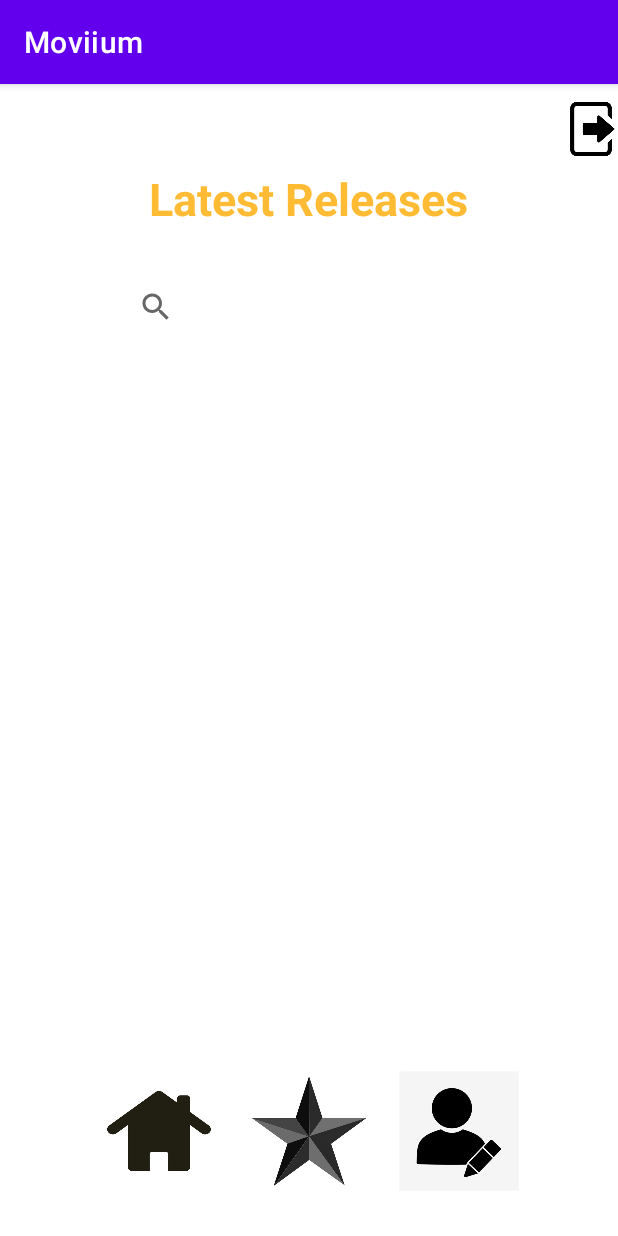
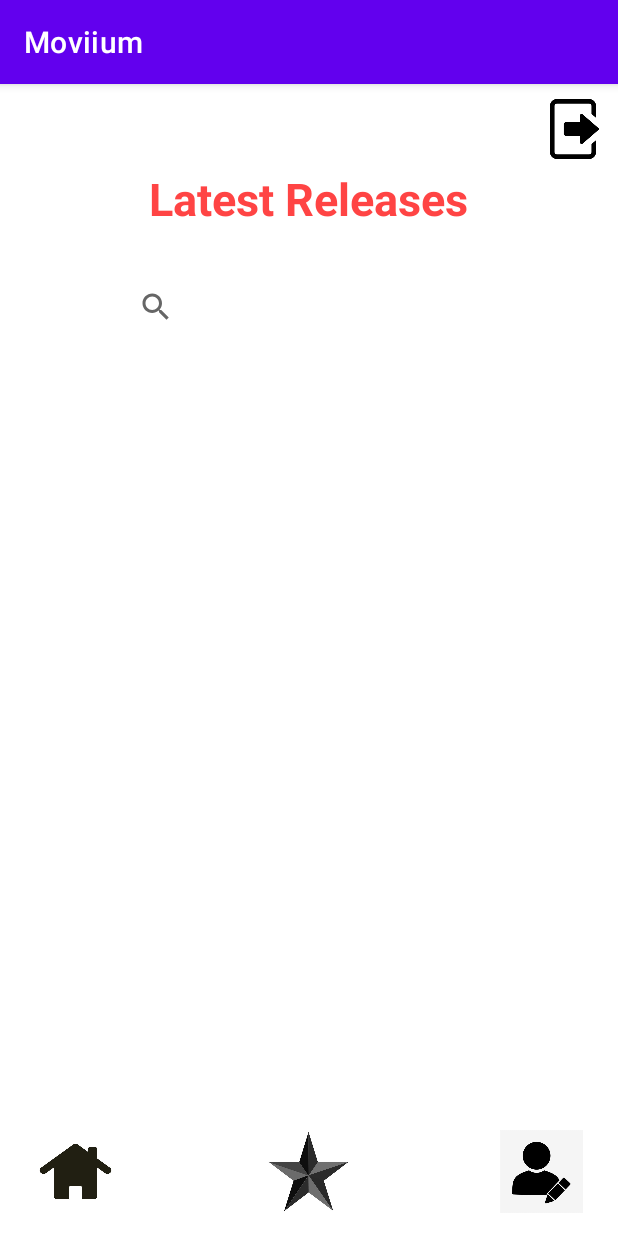
Before and after one commit to kaurina/Moviium, an Android app: the HomePage screen opened directly, with no data from a screen before it, on a phone screen of 412 x 824 dp. Run offline under Robolectric (Android 15) with nearby library versions, the phone set to English and light mode, and no system bars.

Commit message:
aligned buttons

```diff
--- a/app/src/main/res/layout/home_page.xml
+++ b/app/src/main/res/layout/home_page.xml
@@ -6,17 +6,15 @@
     android:layout_height="match_parent"
     tools:context=".HomePage">
 
-    <ImageView
-        android:id="@+id/logout_img"
-        android:layout_width="36dp"
+    <ImageButton
+        android:id="@+id/imgBtnLogoutHM"
+        android:layout_width="40dp"
         android:layout_height="40dp"
         android:layout_marginTop="10dp"
-        android:backgroundTintMode="screen"
-        android:contentDescription="logout icon"
-        android:src="@drawable/logout_icon"
+        android:layout_marginRight="10dp"
+        android:background="@drawable/logout_icon"
         app:layout_constraintRight_toRightOf="parent"
-        app:layout_constraintTop_toTopOf="parent"
-        android:clickable="true" />
+        app:layout_constraintTop_toTopOf="parent"/>
 
     <TextView
         android:id="@+id/release"
@@ -25,7 +23,7 @@
         android:layout_marginTop="56dp"
         android:text="Latest Releases"
         android:textAlignment="center"
-        android:textColor="@android:color/holo_orange_light"
+        android:textColor="@android:color/holo_red_light"
         android:textSize="30sp"
         android:textStyle="bold"
         app:layout_constraintHorizontal_bias="0.498"
@@ -55,11 +53,11 @@
         android:layout_marginRight="15dp">
 
         <!--For fixed header "TOP MOVIES"-->
+
         <RelativeLayout
+            android:id="@+id/top_control_bar"
             android:layout_width="match_parent"
-            android:layout_height="50dp"
-            android:id="@+id/top_control_bar">
-        </RelativeLayout>
+            android:layout_height="50dp"></RelativeLayout>
 
         <ListView
             android:id="@+id/movieListView"
@@ -73,33 +71,33 @@
     <LinearLayout
         android:id="@+id/iconLayout"
         android:layout_width="match_parent"
-        android:layout_height="80dp"
+        android:layout_height="55dp"
         app:layout_constraintBottom_toBottomOf="parent"
         app:layout_constraintStart_toStartOf="parent"
-        android:layout_marginBottom="30dp"
+        android:layout_marginBottom="15dp"
         android:layout_marginLeft="15dp"
         android:layout_marginRight="15dp"
         android:gravity="center_horizontal">
 
-        <ImageView
-            android:layout_width="80dp"
+        <ImageButton
+            android:id="@+id/imgBtnHomeHM"
+            android:layout_width="55dp"
             android:layout_height="match_parent"
-            android:src="@drawable/home_icon"
-            android:clickable="true"/>
+            android:background="@drawable/home_icon"/>
 
-        <ImageView
-            android:layout_width="80dp"
+        <ImageButton
+            android:id="@+id/imgBtnStarHM"
+            android:layout_width="55dp"
             android:layout_height="match_parent"
-            android:src="@drawable/star_icon"
-            android:layout_marginLeft="20dp"
-            android:clickable="true"/>
+            android:background="@drawable/star_icon"
+            android:layout_marginLeft="100dp"/>
 
-        <ImageView
-            android:layout_width="80dp"
+        <ImageButton
+            android:id="@+id/imgBtnProfileHM"
+            android:layout_width="55dp"
             android:layout_height="match_parent"
-            android:src="@drawable/profile_icon"
-            android:layout_marginLeft="20dp"
-            android:clickable="true"/>
+            android:background="@drawable/profile_icon"
+            android:layout_marginLeft="100dp"/>
 
     </LinearLayout>
 
```
Also changed, not shown: app/src/main/res/layout/activity_profile.xml (+15 -14 lines).
